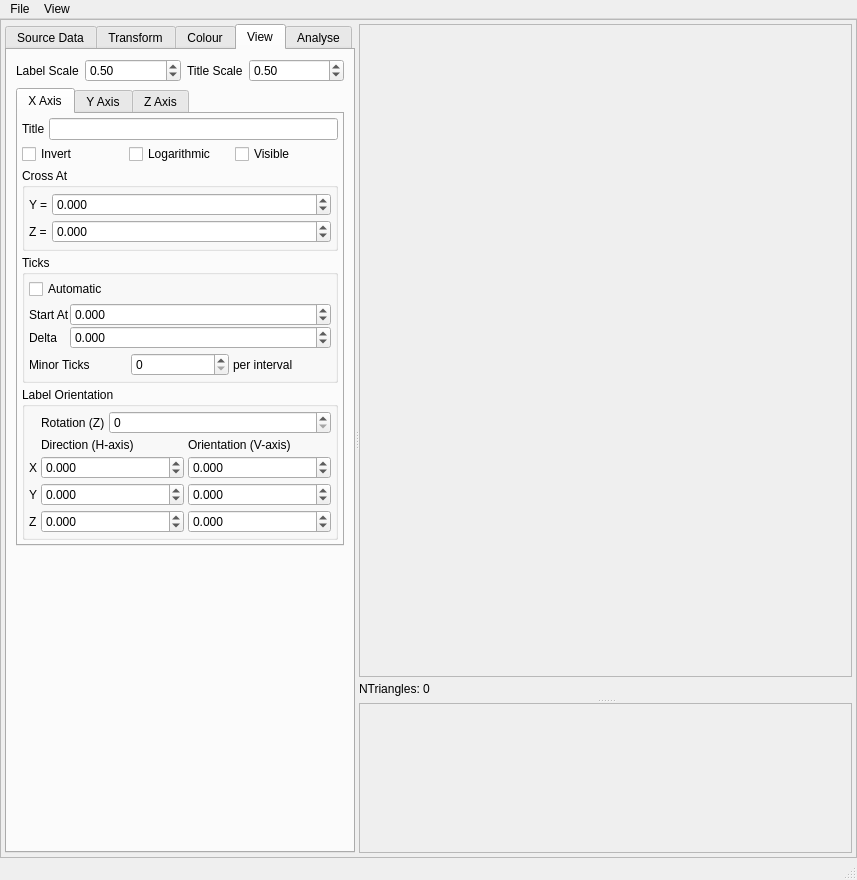
Old version of the form src/gui/fqplot.ui in the repository trisyoungs/uchroma.
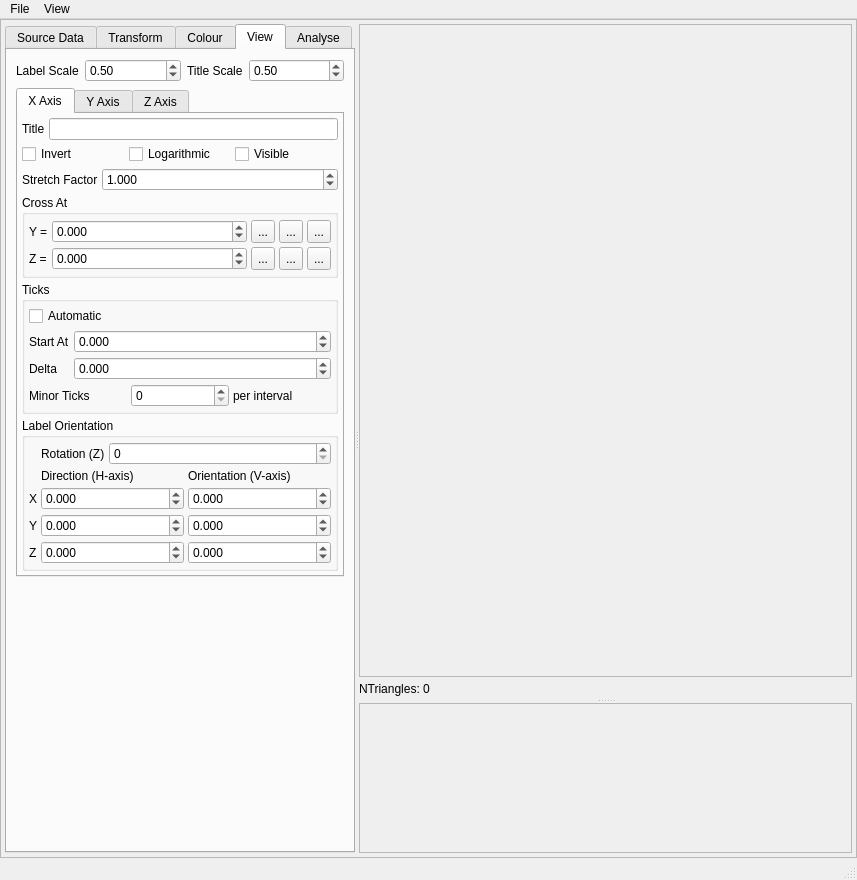
New version of the form. The open tabs and pages were chosen to show the change. Icons and pictures are not drawn. Custom widgets are drawn as their Qt base class.

Commit message: Added shifting of slices around SourceFilesTable by editing z value. Simplified Viewer somewhat, removing small routines and unused primitive lists, and subsuming into paintGL(). Removed src/gui/viewer_engine.cpp from repo. Added Y clip planes to allow restriction of Y-axis when plotting. Split fqplot_funcs.cpp into separate files for each main tab. Added tool buttons to set min, max and, where applicable, zero values for transform limits and axis crossing.

Patch:
```diff
--- a/src/gui/fqplot.ui
+++ b/src/gui/fqplot.ui
@@ -1333,6 +1333,42 @@
                   </item>
                  </layout>
                 </item>
+                <item>
+                 <layout class="QHBoxLayout" name="horizontalLayout_28">
+                  <item>
+                   <widget class="QLabel" name="label_38">
+                    <property name="text">
+                     <string>Stretch Factor</string>
+                    </property>
+                   </widget>
+                  </item>
+                  <item>
+                   <widget class="QDoubleSpinBox" name="ViewXAxisStretchSpin">
+                    <property name="sizePolicy">
+                     <sizepolicy hsizetype="Expanding" vsizetype="Fixed">
+                      <horstretch>0</horstretch>
+                      <verstretch>0</verstretch>
+                     </sizepolicy>
+                    </property>
+                    <property name="toolTip">
+                     <string/>
+                    </property>
+                    <property name="decimals">
+                     <number>3</number>
+                    </property>
+                    <property name="minimum">
+                     <double>0.001000000000000</double>
+                    </property>
+                    <property name="maximum">
+                     <double>1000000.000000000000000</double>
+                    </property>
+                    <property name="value">
+                     <double>1.000000000000000</double>
+                    </property>
+                   </widget>
+                  </item>
+                 </layout>
+                </item>
                 <item>
                  <widget class="QGroupBox" name="XAxisCrossGroup">
                   <property name="title">
@@ -1347,6 +1383,9 @@
                    </property>
                    <item>
                     <layout class="QGridLayout" name="gridLayout_3">
+                     <property name="spacing">
+                      <number>4</number>
+                     </property>
                      <item row="0" column="0">
                       <widget class="QLabel" name="label_4">
                        <property name="sizePolicy">
@@ -1411,6 +1450,108 @@
                        </property>
                       </widget>
                      </item>
+                     <item row="0" column="5">
+                      <widget class="QToolButton" name="ViewXAxisCrossAtYSetMaximumButton">
+                       <property name="maximumSize">
+                        <size>
+                         <width>24</width>
+                         <height>24</height>
+                        </size>
+                       </property>
+                       <property name="text">
+                        <string>...</string>
+                       </property>
+                       <property name="icon">
+                        <iconset resource="icons.qrc">
+                         <normaloff>:/fqplot/icons/torightlimit.svg</normaloff>:/fqplot/icons/torightlimit.svg</iconset>
+                       </property>
+                      </widget>
+                     </item>
+                     <item row="0" column="3">
+                      <widget class="QToolButton" name="ViewXAxisCrossAtYSetZeroButton">
+                       <property name="maximumSize">
+                        <size>
+                         <width>24</width>
+                         <height>24</height>
+                        </size>
+                       </property>
+                       <property name="text">
+                        <string>...</string>
+                       </property>
+                       <property name="icon">
+                        <iconset resource="icons.qrc">
+                         <normaloff>:/fqplot/icons/tozero.svg</normaloff>:/fqplot/icons/tozero.svg</iconset>
+                       </property>
+                      </widget>
+                     </item>
+                     <item row="0" column="2">
+                      <widget class="QToolButton" name="ViewXAxisCrossAtYSetMinimumButton">
+                       <property name="maximumSize">
+                        <size>
+                         <width>24</width>
+                         <height>24</height>
+                        </size>
+                       </property>
+                       <property name="text">
+                        <string>...</string>
+                       </property>
+                       <property name="icon">
+                        <iconset resource="icons.qrc">
+                         <normaloff>:/fqplot/icons/toleftlimit.svg</normaloff>:/fqplot/icons/toleftlimit.svg</iconset>
+                       </property>
+                      </widget>
+                     </item>
+                     <item row="1" column="2">
+                      <widget class="QToolButton" name="ViewXAxisCrossAtZSetMinimumButton">
+                       <property name="maximumSize">
+                        <size>
+                         <width>24</width>
+                         <height>24</height>
+                        </size>
+                       </property>
+                       <property name="text">
+                        <string>...</string>
+                       </property>
+                       <property name="icon">
+                        <iconset resource="icons.qrc">
+                         <normaloff>:/fqplot/icons/toleftlimit.svg</normaloff>:/fqplot/icons/toleftlimit.svg</iconset>
+                       </property>
+                      </widget>
+                     </item>
+                     <item row="1" column="3">
+                      <widget class="QToolButton" name="ViewXAxisCrossAtZSetZeroButton">
+                       <property name="maximumSize">
+                        <size>
+                         <width>24</width>
+                         <height>24</height>
+                        </size>
+                       </property>
+                       <property name="text">
+                        <string>...</string>
+                       </property>
+                       <property name="icon">
+                        <iconset resource="icons.qrc">
+                         <normaloff>:/fqplot/icons/tozero.svg</normaloff>:/fqplot/icons/tozero.svg</iconset>
+                       </property>
+                      </widget>
+                     </item>
+                     <item row="1" column="5">
+                      <widget class="QToolButton" name="ViewXAxisCrossAtZSetMaximumButton">
+                       <property name="maximumSize">
+                        <size>
+                         <width>24</width>
+                         <height>24</height>
+                        </size>
+                       </property>
+                       <property name="text">
+                        <string>...</string>
+                       </property>
+                       <property name="icon">
+                        <iconset resource="icons.qrc">
+                         <normaloff>:/fqplot/icons/torightlimit.svg</normaloff>:/fqplot/icons/torightlimit.svg</iconset>
+                       </property>
+                      </widget>
+                     </item>
                     </layout>
                    </item>
                   </layout>
@@ -1446,6 +1587,9 @@
                       </property>
                       <item>
                        <layout class="QGridLayout" name="gridLayout_5">
+                        <property name="spacing">
+                         <number>4</number>
+                        </property>
                         <item row="0" column="0">
                          <widget class="QLabel" name="label_6">
                           <property name="sizePolicy">
@@ -1556,6 +1700,9 @@
                    </property>
                    <item>
                     <layout class="QGridLayout" name="gridLayout_10">
+                     <property name="spacing">
+                      <number>4</number>
+                     </property>
                      <item row="4" column="0">
                       <widget class="QLabel" name="label_18">
                        <property name="text">
```
Left out of the diff: 528 changed lines with no effect on the pictures. The commit also changes 22 other files.
